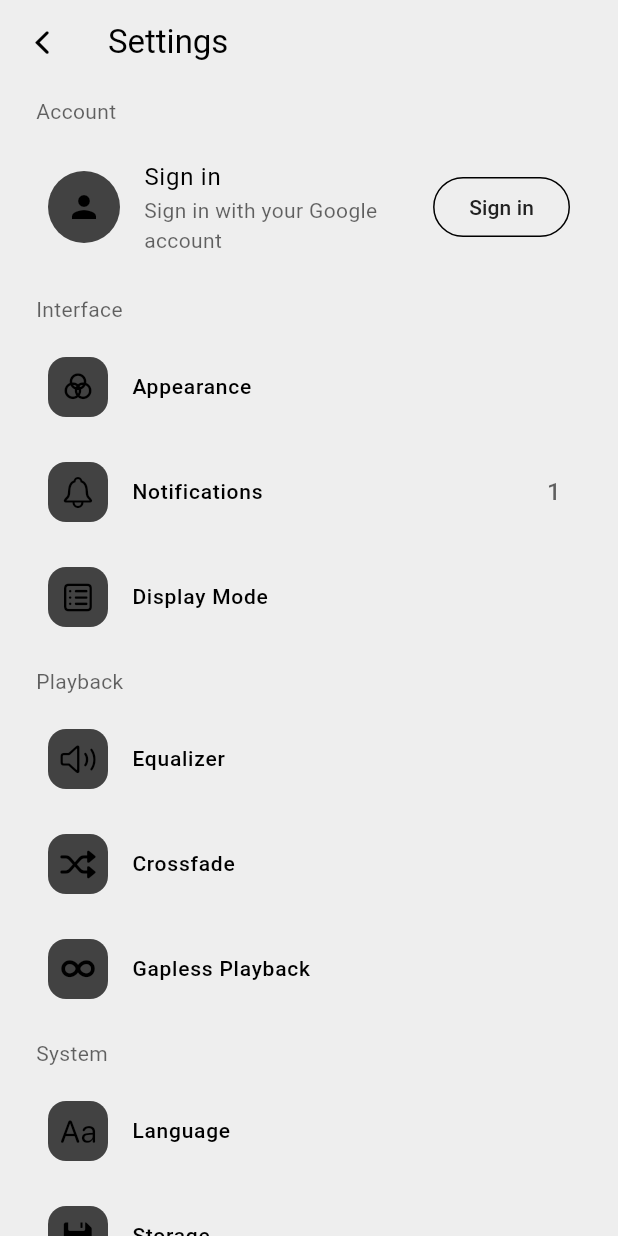
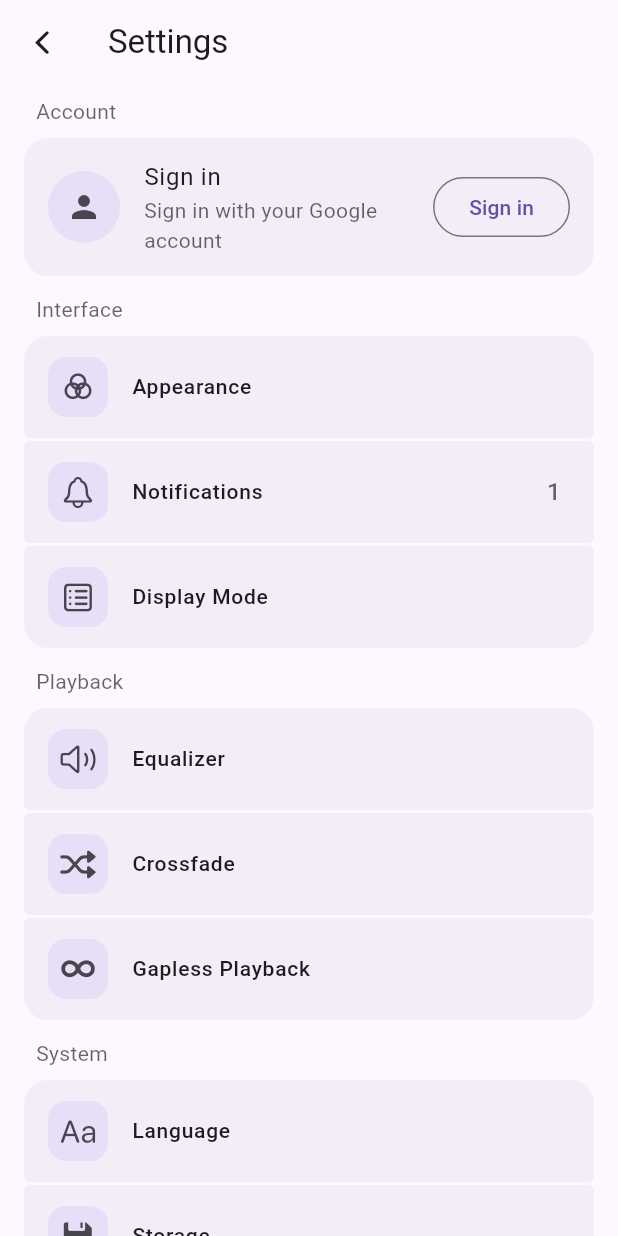
Before and after one commit to 6Rix6/YttriumMusic, a Flutter app: the screen it shows after launch, after a tap on an icon or button, on a phone screen of 412 x 824 dp. Run offline on Flutter 3.47's test engine with Material 3 defaults, Android fonts, the phone set to English and light mode, and no system bars; drawn by our look-alikes of dynamic_color; our stand-ins replace animated_flip_counter, audio_service, figma_squircle, get, just_audio, loading_animation_widget and 6 more; missing offline and left inert: flutter_inappwebview, innertube_dart, nampack; statements that could not run were skipped.

Commit message:
add dynamic_color

```diff
--- a/lib/main.dart
+++ b/lib/main.dart
@@ -3,6 +3,7 @@
 import 'package:flutter_inappwebview/flutter_inappwebview.dart';
 import 'package:get/get.dart';
 import 'package:permission_handler/permission_handler.dart';
+import 'package:dynamic_color/dynamic_color.dart';
 
 import 'package:yttrium_music/common/services/storage_service.dart';
 import 'package:yttrium_music/common/services/youtube_service.dart';
@@ -10,7 +11,6 @@
 import 'package:yttrium_music/common/controllers/audio_player_controller.dart';
 import 'package:yttrium_music/common/controllers/auth_controller.dart';
 import 'package:yttrium_music/common/controllers/settings_controller.dart';
-import 'package:yttrium_music/common/consts/color_schems.dart';
 import 'package:yttrium_music/common/widgets/player/player.dart';
 import 'package:yttrium_music/common/widgets/player/wallpaper.dart';
 
@@ -58,16 +58,27 @@
   @override
   Widget build(BuildContext context) {
     final settingsController = Get.find<SettingsController>();
-    return Obx(
-      () => GetMaterialApp(
-        title: 'YouTube Music',
-        theme: lightTheme,
-        darkTheme: darkTheme,
-        themeMode: settingsController.themeMode,
-        home: const MainPage(),
+    return DynamicColorBuilder(
+      builder: (lightColorScheme, darkColorScheme) => Obx(
+        () => GetMaterialApp(
+          title: 'YouTube Music',
+          theme: _buildTheme(Brightness.light, lightColorScheme),
+          darkTheme: _buildTheme(Brightness.dark, darkColorScheme),
+          themeMode: settingsController.themeMode,
+          home: const MainPage(),
+        ),
       ),
     );
   }
+}
+
+ThemeData _buildTheme(Brightness brightness, ColorScheme? colorScheme) {
+  return ThemeData(
+    useMaterial3: true,
+    brightness: brightness,
+    colorScheme: colorScheme,
+    sliderTheme: SliderThemeData(year2023: false),
+  );
 }
 
 class MainPage extends StatefulWidget {
--- a/lib/pages/setting/details/appearance_detail_page.dart
+++ b/lib/pages/setting/details/appearance_detail_page.dart
@@ -13,6 +13,7 @@
   @override
   Widget build(BuildContext context) {
     final modal = ModalManager(context: context);
+    final theme = Theme.of(context);
     final settingsController = Get.find<SettingsController>();
     return Obx(
       () => SettingDetailPage(
@@ -33,7 +34,7 @@
                     titleWidget: Container(
                       width: double.infinity,
                       height: 60,
-                      color: Colors.grey.shade800,
+                      color: theme.colorScheme.secondaryContainer,
                       child: const Center(
                         child: Text(
                           "Select theme mode",
--- a/lib/pages/setting/setting_detail_page.dart
+++ b/lib/pages/setting/setting_detail_page.dart
@@ -69,7 +69,7 @@
           // header
           Container(
             decoration: BoxDecoration(
-              color: Colors.grey.shade800,
+              color: theme.colorScheme.secondaryContainer,
               borderRadius: BorderRadius.vertical(top: Radius.circular(16)),
             ),
             child: ListTile(
--- a/lib/pages/setting/setting_page.dart
+++ b/lib/pages/setting/setting_page.dart
@@ -93,7 +93,7 @@
         width: 48,
         decoration: BoxDecoration(
           shape: BoxShape.circle,
-          color: Colors.grey.shade800,
+          color: theme.colorScheme.secondaryContainer,
         ),
         clipBehavior: Clip.antiAlias,
         child: isLoggedIn
@@ -181,7 +181,7 @@
               width: 40,
               decoration: BoxDecoration(
                 borderRadius: BorderRadius.circular(12),
-                color: Colors.grey.shade800,
+                color: theme.colorScheme.secondaryContainer,
               ),
               child: Icon(item.icon, size: 24),
             ),
--- a/pubspec.yaml
+++ b/pubspec.yaml
@@ -21,6 +21,7 @@
   modal_bottom_sheet: ^3.0.0
   text_scroll: ^0.2.1
   figma_squircle: ^0.6.3
+  dynamic_color: ^1.8.1
 
   # Media
   innertube_dart:
```
Also changed, not shown: pubspec.lock, 5 other files.
